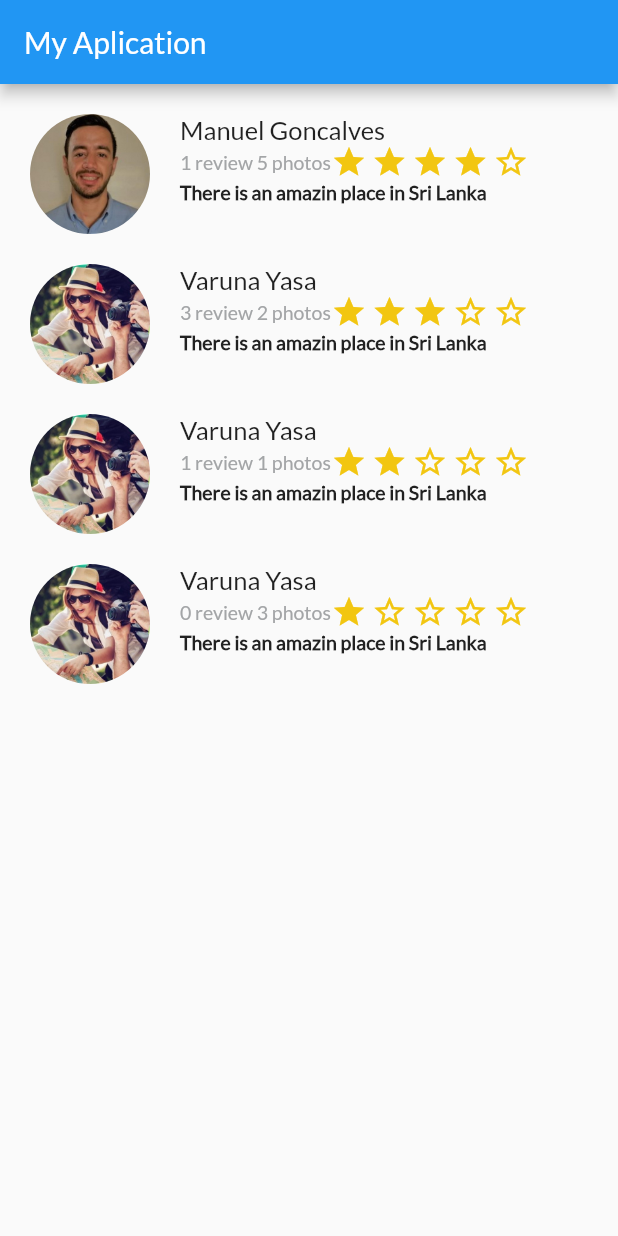
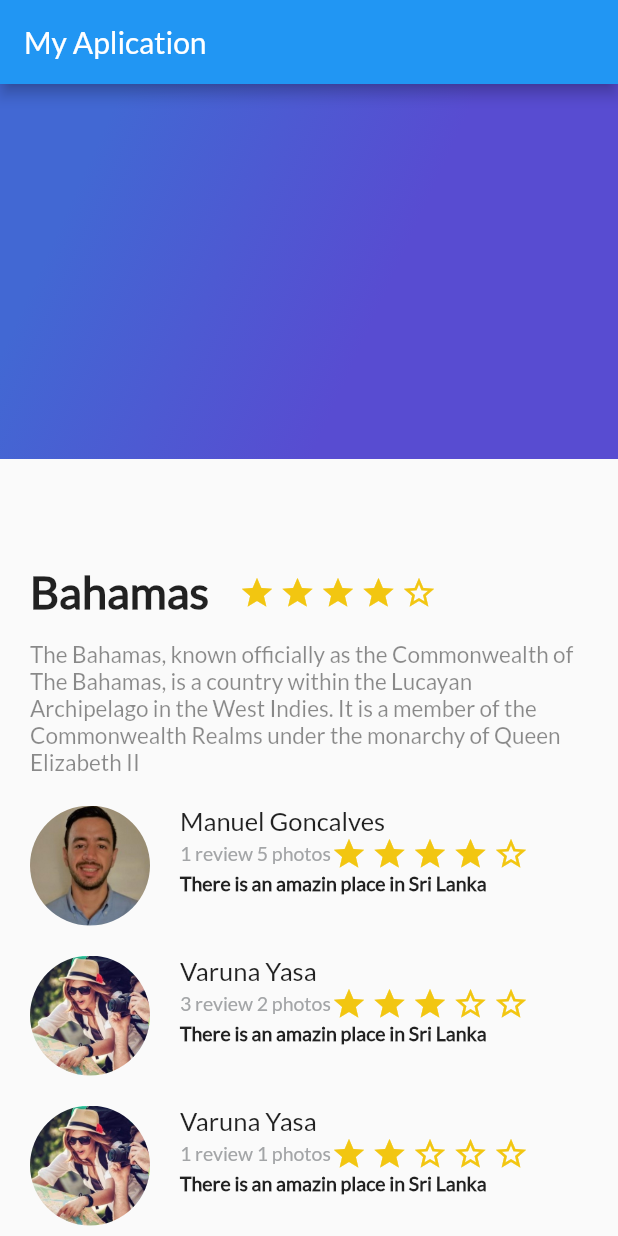
Before and after one commit to Manuel28G/PlatziFlutter, a Flutter app: the screen it shows after launch, on a phone screen of 412 x 824 dp. Run offline on Flutter 3.47's test engine with Material 2 defaults, Android fonts, the phone set to English and light mode, and no system bars.

Commit message:
create gradient

```diff
--- /dev/null
+++ b/lib/gradient_back.dart
@@ -0,0 +1,25 @@
+import 'package:flutter/material.dart';
+
+class GradientBack extends StatelessWidget{
+
+  @override
+  Widget build(BuildContext context) {
+    // TODO: implement build
+    return Container(
+      height: 250.0,
+      decoration: BoxDecoration(
+        gradient: LinearGradient(
+            colors: [
+              Color(0xFF4268D3),
+              Color(0xFF584CD1)
+            ],
+          begin: FractionalOffset(0.2,0.0),
+          end: FractionalOffset(1.0,0.6),
+          stops:[0.0,0.6],
+          tileMode: TileMode.clamp
+        )
+      ),
+    );
+  }
+
+}
--- a/lib/main.dart
+++ b/lib/main.dart
@@ -1,4 +1,5 @@
 
+import 'package:com/gradient_back.dart';
 import 'package:com/review_list.dart';
 import 'package:flutter/material.dart';
 import 'description_place.dart';
@@ -6,6 +7,8 @@ import 'review.dart';
 void main() => runApp(MyApp());
 
 class MyApp extends StatelessWidget {
+
+  String _descriptionDummy =  "The Bahamas, known officially as the Commonwealth of The Bahamas, is a country within the Lucayan Archipelago in the West Indies. It is a member of the Commonwealth Realms under the monarchy of Queen Elizabeth II";
   // This widget is the root of your application.
   @override
   Widget build(BuildContext context) {
@@ -28,10 +31,19 @@ class MyApp extends StatelessWidget {
         appBar: AppBar(
             title: Text("My Aplication") ,
         ),
-        body: Column(children: <Widget>[
-          //DescriptionPlace("Bahamas",0,"The Bahamas, known officially as the Commonwealth of The Bahamas, is a country within the Lucayan Archipelago in the West Indies. It is a member of the Commonwealth Realms under the monarchy of Queen Elizabeth II"),
-          ReviewList(),
-        ],)
+        body:
+          Stack(
+            children: <Widget>[
+              ListView(
+                children: <Widget>[
+                  DescriptionPlace("Bahamas",
+                      0,_descriptionDummy),
+                        ReviewList(),
+                ],
+              ),
+              GradientBack(),
+            ],
+          ),
       )//MyHomePage(title: 'Flutter Demo Home Page'),
     );
   }
```
